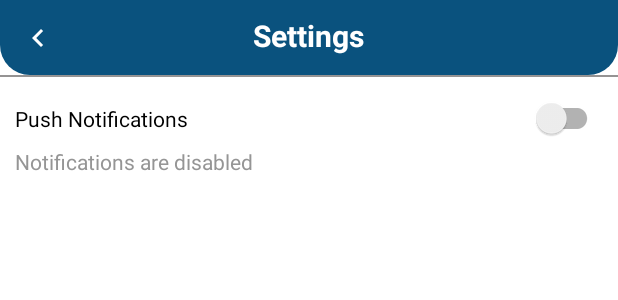
After one commit to 122928/BigTuna, an Android app: the layout activity_settings.xml on its own in the app's theme, with its tools: preview values and no code run, on a phone screen of 412 x 824 dp. The commit adds this screen. Shown: the top 300 px of the screen. Run offline under Robolectric (Android 15) with nearby library versions, the phone set to English and light mode, and no system bars.

Commit message:
Notifications Settings Screen

```diff
--- a/app/build.gradle
+++ b/app/build.gradle
@@ -42,6 +42,7 @@ dependencies {
     implementation 'com.google.firebase:firebase-auth:21.0.1'
     implementation 'com.google.firebase:firebase-database:20.0.3'
     implementation 'com.google.firebase:firebase-storage:20.0.0'
+    implementation 'com.google.firebase:firebase-messaging:23.0.0'
     testImplementation 'junit:junit:4.13.2'
     androidTestImplementation 'androidx.test.ext:junit:1.1.3'
     androidTestImplementation 'androidx.test.espresso:espresso-core:3.4.0'
--- a/app/src/main/java/com/kanyi/bigtuna/Constants.java
+++ b/app/src/main/java/com/kanyi/bigtuna/Constants.java
@@ -1,6 +1,9 @@
 package com.kanyi.bigtuna;
 
 public class Constants {
+
+    public static final String FCM_KEY = "AAAA3A4_qRU:APA91bETzHaX7_JjYhBBfyYIGKzH9ooV8pJoyBOiPuvgiZZ9TZ4GdIQycW_xq7qPoEe7_Vkzo0_2v0yU9gAO3TbolhpTYSjdRSU6PG2-VeMFBTbYNrlfwIYnPd5biwrYLM4TL4EyNBHq";
+    public static final String FCM_TOPIC = "PUSH_NOTIFICATIONS";
 
     //product categories
     public static final String[] productCategories = {
--- /dev/null
+++ b/app/src/main/res/drawable/ic_settings_white.xml
@@ -0,0 +1,5 @@
+<vector android:height="24dp" android:tint="#FFFFFF"
+    android:viewportHeight="24" android:viewportWidth="24"
+    android:width="24dp" xmlns:android="http://schemas.android.com/apk/res/android">
+    <path android:fillColor="@android:color/white" android:pathData="M19.14,12.94c0.04,-0.3 0.06,-0.61 0.06,-0.94c0,-0.32 -0.02,-0.64 -0.07,-0.94l2.03,-1.58c0.18,-0.14 0.23,-0.41 0.12,-0.61l-1.92,-3.32c-0.12,-0.22 -0.37,-0.29 -0.59,-0.22l-2.39,0.96c-0.5,-0.38 -1.03,-0.7 -1.62,-0.94L14.4,2.81c-0.04,-0.24 -0.24,-0.41 -0.48,-0.41h-3.84c-0.24,0 -0.43,0.17 -0.47,0.41L9.25,5.35C8.66,5.59 8.12,5.92 7.63,6.29L5.24,5.33c-0.22,-0.08 -0.47,0 -0.59,0.22L2.74,8.87C2.62,9.08 2.66,9.34 2.86,9.48l2.03,1.58C4.84,11.36 4.8,11.69 4.8,12s0.02,0.64 0.07,0.94l-2.03,1.58c-0.18,0.14 -0.23,0.41 -0.12,0.61l1.92,3.32c0.12,0.22 0.37,0.29 0.59,0.22l2.39,-0.96c0.5,0.38 1.03,0.7 1.62,0.94l0.36,2.54c0.05,0.24 0.24,0.41 0.48,0.41h3.84c0.24,0 0.44,-0.17 0.47,-0.41l0.36,-2.54c0.59,-0.24 1.13,-0.56 1.62,-0.94l2.39,0.96c0.22,0.08 0.47,0 0.59,-0.22l1.92,-3.32c0.12,-0.22 0.07,-0.47 -0.12,-0.61L19.14,12.94zM12,15.6c-1.98,0 -3.6,-1.62 -3.6,-3.6s1.62,-3.6 3.6,-3.6s3.6,1.62 3.6,3.6S13.98,15.6 12,15.6z"/>
+</vector>
--- /dev/null
+++ b/app/src/main/res/drawable/ic_star_white.xml
@@ -0,0 +1,5 @@
+<vector android:height="24dp" android:tint="#FFFFFF"
+    android:viewportHeight="24" android:viewportWidth="24"
+    android:width="24dp" xmlns:android="http://schemas.android.com/apk/res/android">
+    <path android:fillColor="@android:color/white" android:pathData="M12,17.27L18.18,21l-1.64,-7.03L22,9.24l-7.19,-0.61L12,2 9.19,8.63 2,9.24l5.46,4.73L5.82,21z"/>
+</vector>
--- /dev/null
+++ b/app/src/main/res/layout/activity_settings.xml
@@ -0,0 +1,73 @@
+<?xml version="1.0" encoding="utf-8"?>
+<LinearLayout xmlns:android="http://schemas.android.com/apk/res/android"
+    xmlns:app="http://schemas.android.com/apk/res-auto"
+    xmlns:tools="http://schemas.android.com/tools"
+    android:layout_width="match_parent"
+    android:layout_height="match_parent"
+    tools:context=".activities.SettingsActivity"
+    android:orientation="vertical">
+
+    <!--toolbar-->
+    <RelativeLayout
+        android:layout_width="match_parent"
+        android:layout_height="wrap_content"
+        android:background="@drawable/shape_rect01"
+        android:padding="10dp">
+
+        <!--back button-->
+        <ImageButton
+            android:layout_width="30dp"
+            android:layout_height="30dp"
+            android:id="@+id/backBtn"
+            android:src="@drawable/ic_back_white"
+            android:background="@null"/>
+
+        <!--title-->
+        <TextView
+            android:layout_width="wrap_content"
+            android:layout_height="wrap_content"
+            android:text="Settings"
+            android:layout_centerHorizontal="true"
+            android:textColor="@color/white"
+            android:textSize="20sp"
+            android:textStyle="bold"/>
+    </RelativeLayout>
+
+
+    <RelativeLayout
+        android:layout_width="match_parent"
+        android:layout_height="wrap_content">
+
+        <!--Switch: enable/disable notifications-->
+        <androidx.appcompat.widget.SwitchCompat
+            android:id="@+id/fcmSwitch"
+            android:layout_width="match_parent"
+            android:layout_height="wrap_content"
+            android:background="@color/colorWhite"
+            android:paddingStart="10dp"
+            android:paddingTop="10dp"
+            android:paddingEnd="10dp"
+            android:text="Push Notifications"/>
+
+        <!--notification status: enabled/disabled-->
+        <TextView
+            android:layout_width="match_parent"
+            android:layout_height="wrap_content"
+            android:background="@color/colorWhite"
+            android:paddingStart="10dp"
+            android:paddingEnd="10dp"
+            android:paddingBottom="10dp"
+            android:layout_below="@id/fcmSwitch"
+            android:text="Notifications are disabled"
+            android:textColor="@color/colorGray02"/>
+
+        <View
+            android:layout_width="match_parent"
+            android:layout_height="1dp"
+            android:background="@color/colorGray"
+            android:layout_below="@+id/notificationStatusTv"/>
+
+
+    </RelativeLayout>
+
+</LinearLayout>
```
Also changed, not shown: app/src/main/java/com/kanyi/bigtuna/activities/MainSellerActivity.java (+11 -2 lines), app/src/main/java/com/kanyi/bigtuna/activities/MainUserActivity.java (+11 -2 lines), app/src/main/java/com/kanyi/bigtuna/activities/SettingsActivity.java (added, +144 -0 lines), app/src/main/res/layout/activity_main_seller.xml (+9 -0 lines), app/src/main/res/layout/activity_main_user.xml (+9 -0 lines).
